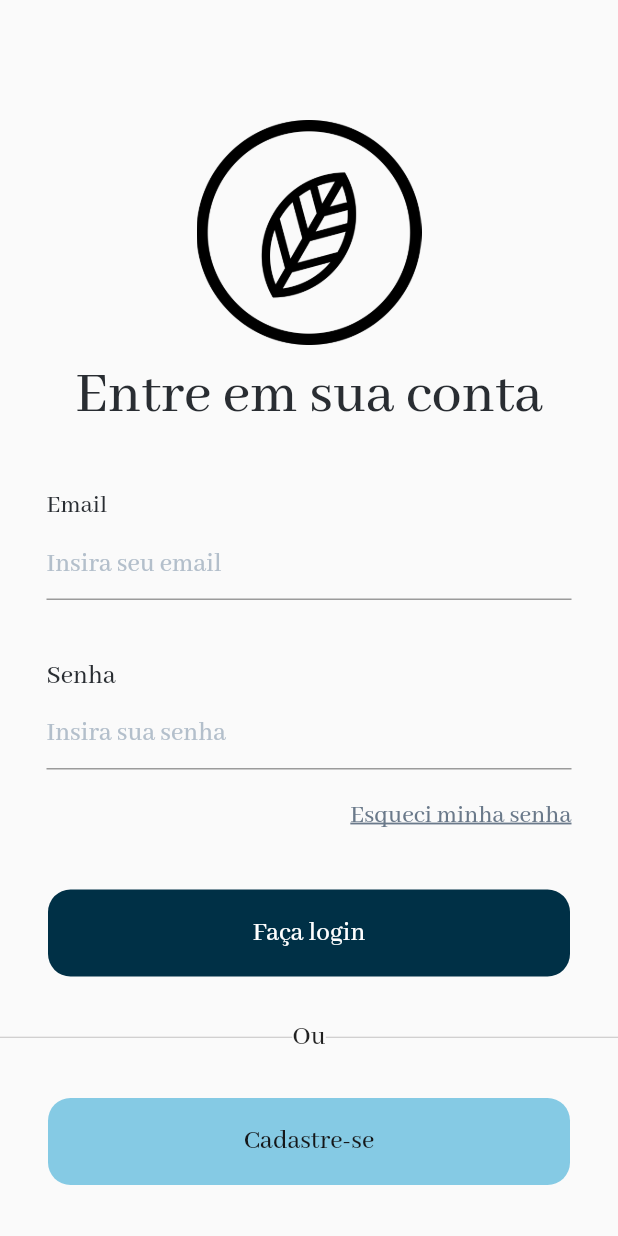
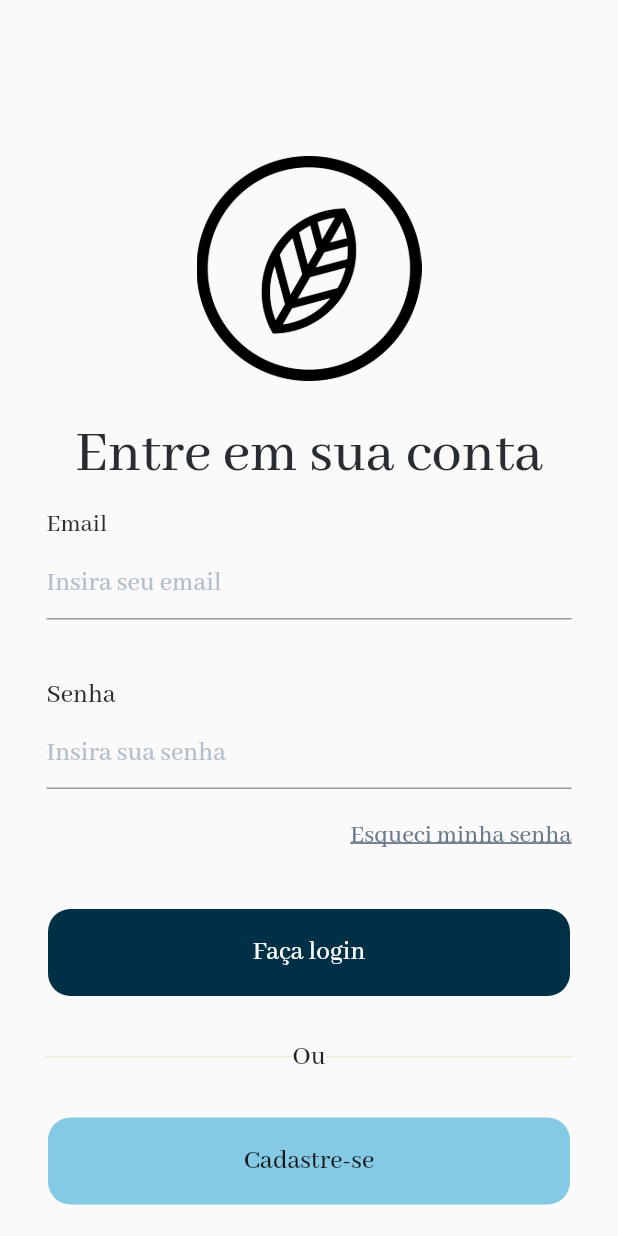
Before and after one commit to renanvolpe/family-farming-app, a Flutter app: the screen it shows after launch, on a phone screen of 412 x 824 dp. Run offline on Flutter 3.47's test engine with Material 2 defaults, Android fonts, the phone set to English and light mode, and no system bars.

Commit message:
fix scroll issues in login screen

```diff
--- a/lib/modules/authentication/pages/login_page.dart
+++ b/lib/modules/authentication/pages/login_page.dart
@@ -17,23 +17,23 @@ class _LoginPageState extends State<LoginPage> {
   @override
   Widget build(BuildContext context) {
     return Scaffold(
+      resizeToAvoidBottomInset: false,
       appBar: AppBar(
         primary: false,
         elevation: 0,
         backgroundColor: const Color.fromRGBO(0, 0, 0, 0),
         centerTitle: true,
-        toolbarHeight: 240,
-        title: Padding(
-          padding: const EdgeInsets.only(top: 70.0),
+        toolbarHeight: 320,
+        title: Column(
+          children: [
+            Padding(
+              padding: const EdgeInsets.only(top: 110.0, bottom: 25.0),
               child: Image.asset(
                 'lib/core/images/placeholder.png',
                 fit: BoxFit.contain,
                 height: 150,
               ),
             ),
-      ),
-      body: Column(
-        children: [
             const Text(
               'Entre em sua conta',
               textAlign: TextAlign.left,
@@ -44,8 +44,14 @@ class _LoginPageState extends State<LoginPage> {
                 fontFamily: 'Abhaya Libre',
               ),
             ),
+          ],
+        ),
+      ),
+      body: SingleChildScrollView(
+        child: Column(
+          children: [
             Container(
-            padding: const EdgeInsets.only(top: 40, right: 180),
+              padding: const EdgeInsets.only(top: 20, right: 180),
               child: const SizedBox(
                 width: 170.0,
                 height: 25.0,
@@ -76,6 +82,11 @@ class _LoginPageState extends State<LoginPage> {
                     fontSize: 18,
                     fontWeight: FontWeight.w500,
                     fontFamily: 'Abhaya Libre',
+                  ),
+                  focusedBorder: UnderlineInputBorder(
+                    borderSide: BorderSide(
+                      color: Color.fromRGBO(41, 45, 50, 1.0),
+                    ),
                   ),
                 ),
               ),
@@ -112,6 +123,11 @@ class _LoginPageState extends State<LoginPage> {
                     fontSize: 18,
                     fontWeight: FontWeight.w500,
                     fontFamily: 'Abhaya Libre',
+                  ),
+                  focusedBorder: UnderlineInputBorder(
+                    borderSide: BorderSide(
+                      color: Color.fromRGBO(41, 45, 50, 1.0),
+                    ),
                   ),
                 ),
               ),
@@ -171,7 +187,8 @@ class _LoginPageState extends State<LoginPage> {
               children: <Widget>[
                 Expanded(
                   child: Divider(
-                  color: Color.fromARGB(255, 196, 194, 194),
+                    color: Color.fromARGB(213, 222, 231, 194),
+                    indent: 30,
                   ),
                 ),
                 Text(
@@ -184,7 +201,8 @@ class _LoginPageState extends State<LoginPage> {
                 ),
                 Expanded(
                   child: Divider(
-                  color: Color.fromARGB(255, 196, 194, 194),
+                    color: Color.fromARGB(213, 222, 231, 194),
+                    endIndent: 30,
                   ),
                 ),
               ],
@@ -226,6 +244,7 @@ class _LoginPageState extends State<LoginPage> {
             ),
           ],
         ),
+      ),
     );
   }
 }
```
Lines whose indentation alone changed are shown as unchanged.
